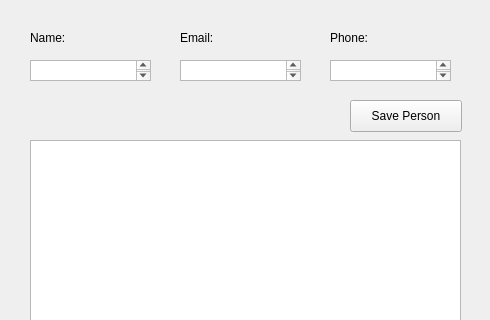
The window that ui/qt/mainwindow.ui (felipeg48/directory-python) describes before a commit, drawn with Qt 5; both pictures show x 0 to 490 and y 0 to 320 of the 490 by 470 pixel window.
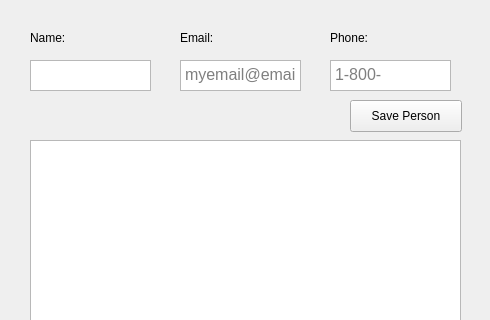
The same window after the commit.

Patch:
```diff
--- a/ui/qt/mainwindow.ui
+++ b/ui/qt/mainwindow.ui
@@ -48,9 +48,18 @@
       <x>30</x>
       <y>60</y>
       <width>121</width>
-      <height>21</height>
+      <height>31</height>
      </rect>
     </property>
+    <property name="verticalScrollBarPolicy">
+     <enum>Qt::ScrollBarAlwaysOff</enum>
+    </property>
+    <property name="horizontalScrollBarPolicy">
+     <enum>Qt::ScrollBarAlwaysOff</enum>
+    </property>
+    <property name="tabChangesFocus">
+     <bool>true</bool>
+    </property>
    </widget>
    <widget class="QLabel" name="label_1">
     <property name="geometry">
@@ -71,9 +80,20 @@
       <x>180</x>
       <y>60</y>
       <width>121</width>
-      <height>21</height>
+      <height>31</height>
      </rect>
     </property>
+    <property name="font">
+     <font>
+      <pointsize>12</pointsize>
+     </font>
+    </property>
+    <property name="tabChangesFocus">
+     <bool>true</bool>
+    </property>
+    <property name="placeholderText">
+     <string>myemail@email.com</string>
+    </property>
    </widget>
    <widget class="QTextEdit" name="textPhone">
     <property name="geometry">
@@ -81,9 +101,20 @@
       <x>330</x>
       <y>60</y>
       <width>121</width>
-      <height>21</height>
+      <height>31</height>
      </rect>
     </property>
+    <property name="font">
+     <font>
+      <pointsize>12</pointsize>
+     </font>
+    </property>
+    <property name="tabChangesFocus">
+     <bool>true</bool>
+    </property>
+    <property name="placeholderText">
+     <string>1-800-AWESOME</string>
+    </property>
    </widget>
    <widget class="QLabel" name="label_2">
     <property name="geometry">
```
